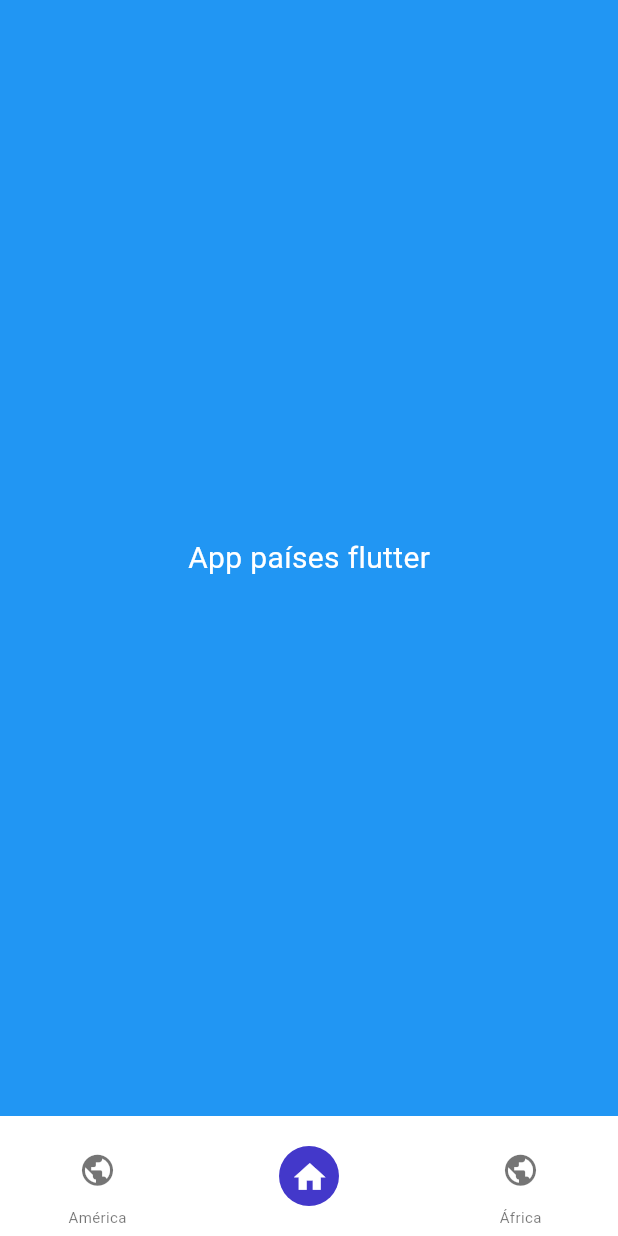
After one commit to Lucas0356/ProyectoFinal-LabComp-IV, a Flutter app: the screen it shows after launch, on a phone screen of 412 x 824 dp. The commit adds this screen. Run offline on Flutter 3.47's test engine with Material 3 defaults, Android fonts, the phone set to English and light mode, and no system bars.

Commit message:
Se arreglaron los botones del navbar y comienzo de la página home_view

```diff
--- /dev/null
+++ b/app/lib/home_view.dart
@@ -0,0 +1,26 @@
+import 'package:flutter/material.dart';
+
+class HomeView extends StatelessWidget {
+  final VoidCallback onTap;
+
+  const HomeView({Key? key, required this.onTap}) : super(key: key);
+
+  @override
+  Widget build(BuildContext context) {
+    return Container(
+      color: Colors
+          .blue, // Color de fondo de la página de inicio (puedes personalizarlo)
+      child: Center(
+        child: Column(
+          mainAxisAlignment: MainAxisAlignment.center,
+          children: [
+            Text(
+              'App países flutter',
+              style: TextStyle(fontSize: 20, color: Colors.white),
+            ),
+          ],
+        ),
+      ),
+    );
+  }
+}
--- a/app/lib/main.dart
+++ b/app/lib/main.dart
@@ -1,5 +1,5 @@
 import 'package:flutter/material.dart';
-import 'home.dart';
+import 'home_screen.dart';
 
 void main() {
   runApp(const MainApp());
```
Also changed, not shown: app/lib/bottom_navigation.dart (+4 -4 lines), app/lib/home_screen.dart (renamed from app/lib/home.dart, +20 -6 lines).
